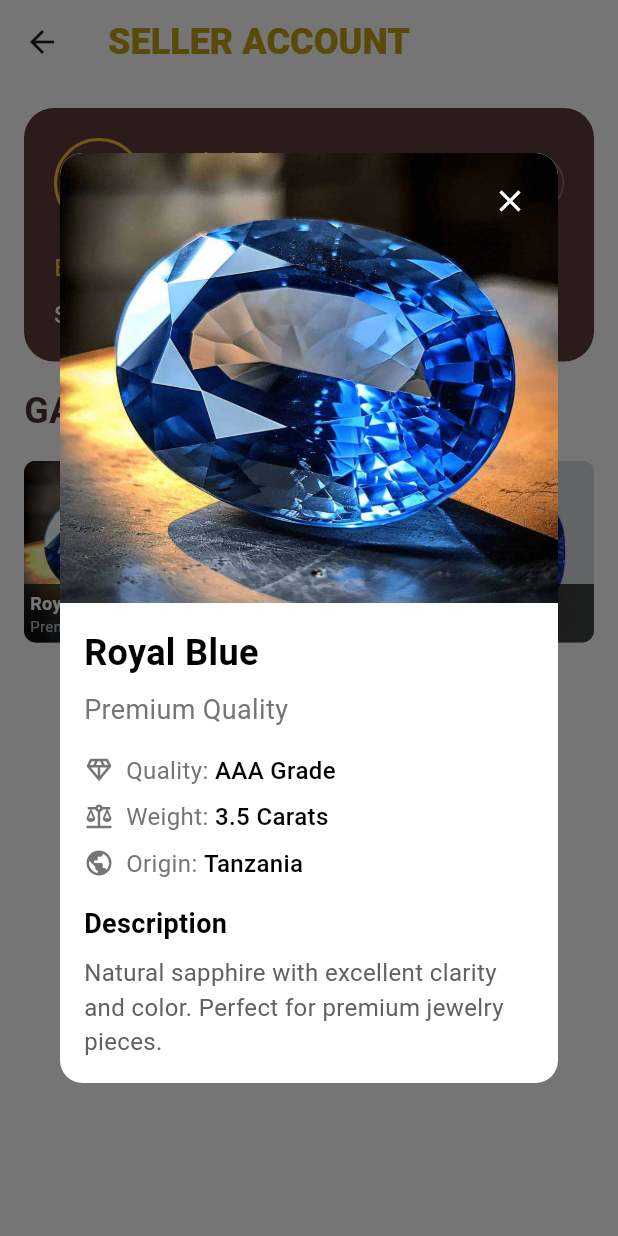
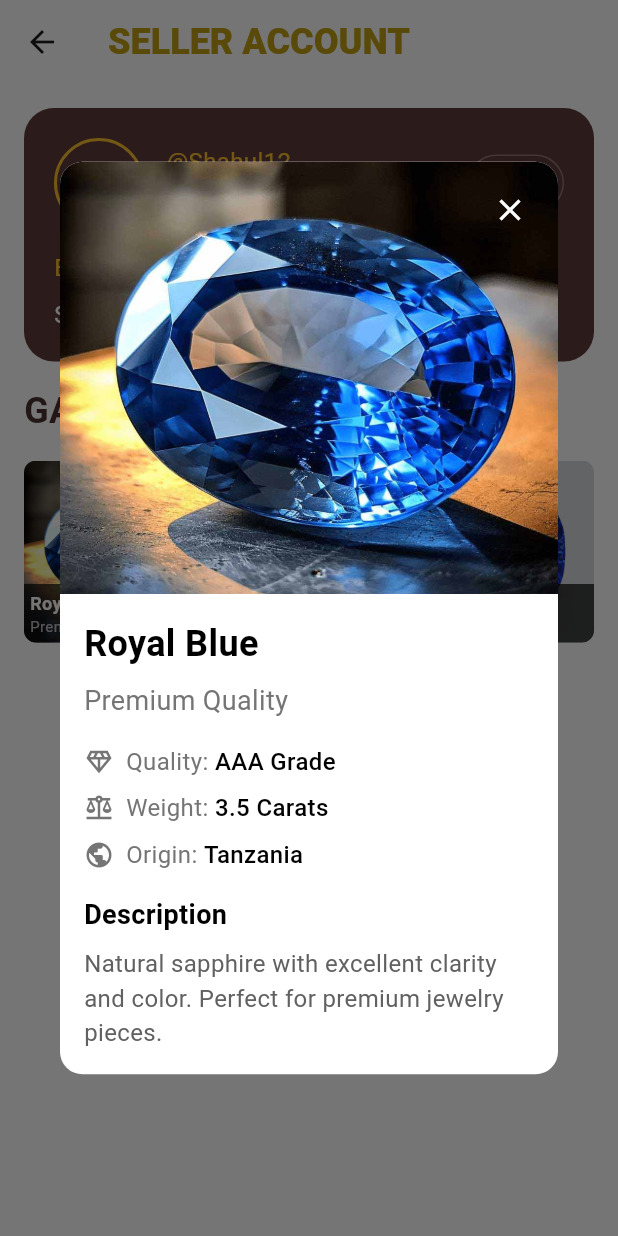
Before and after one commit to cracked1000/flutter_shyam_gems_app, a Flutter app: the SellerAccount screen opened directly, after a tap on "Royal Blue", on a phone screen of 412 x 824 dp. Run offline on Flutter 3.47's test engine with Material 3 defaults, Android fonts, the phone set to English and light mode, and no system bars.

Commit message:
Updated the issue when orientation changes

```diff
--- a/lib/screens/seller-account.dart
+++ b/lib/screens/seller-account.dart
@@ -10,8 +10,13 @@ class SellerAccount extends StatelessWidget {
       builder: (BuildContext context) {
         return Dialog(
           backgroundColor: Colors.transparent,
+          child: SingleChildScrollView(
             child: Container(
               width: double.infinity,
+              constraints: BoxConstraints(
+                maxHeight: MediaQuery.of(context).size.height * 0.9,
+                maxWidth: MediaQuery.of(context).size.width * 0.9,
+              ),
               decoration: BoxDecoration(
                 color: isDarkMode ? Colours.darkmode : Colors.white,
                 borderRadius: BorderRadius.circular(15),
@@ -30,7 +35,7 @@ class SellerAccount extends StatelessWidget {
                         child: Image.asset(
                           item["image"]!,
                           width: double.infinity,
-                        height: 300,
+                          height: MediaQuery.of(context).size.height * 0.35,
                           fit: BoxFit.cover,
                         ),
                       ),
@@ -44,7 +49,9 @@ class SellerAccount extends StatelessWidget {
                       ),
                     ],
                   ),
-                Padding(
+                  Flexible(
+                    child: SingleChildScrollView(
+                      child: Padding(
                         padding: const EdgeInsets.all(16.0),
                         child: Column(
                           crossAxisAlignment: CrossAxisAlignment.start,
@@ -66,7 +73,6 @@ class SellerAccount extends StatelessWidget {
                               ),
                             ),
                             const SizedBox(height: 16),
-                      // Add more details here as needed
                             DetailRow(
                               icon: Icons.diamond_outlined,
                               title: "Quality",
@@ -107,7 +113,10 @@ class SellerAccount extends StatelessWidget {
                           ],
                         ),
                       ),
+                    ),
+                  ),
                 ],
+              ),
             ),
           ),
         );
```
Lines whose indentation alone changed are shown as unchanged.
